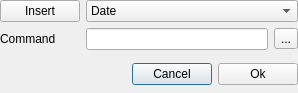
Before: the Qt Designer form data/ui/CommandDialog.ui in eu21/remindor-qt, drawn with Qt 5.
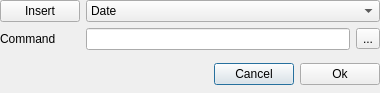
After: the same form once the commit is applied. Icons and pictures are not drawn.

Commit message: Finished command dialog

```diff
--- a/data/ui/CommandDialog.ui
+++ b/data/ui/CommandDialog.ui
@@ -6,10 +6,16 @@
    <rect>
     <x>0</x>
     <y>0</y>
-    <width>298</width>
+    <width>380</width>
     <height>93</height>
    </rect>
   </property>
+  <property name="minimumSize">
+   <size>
+    <width>350</width>
+    <height>0</height>
+   </size>
+  </property>
   <property name="windowTitle">
    <string>Edit Command</string>
   </property>
```
Left out of the diff: 7 changed lines with no effect on the pictures. The commit also changes 2 other files.
